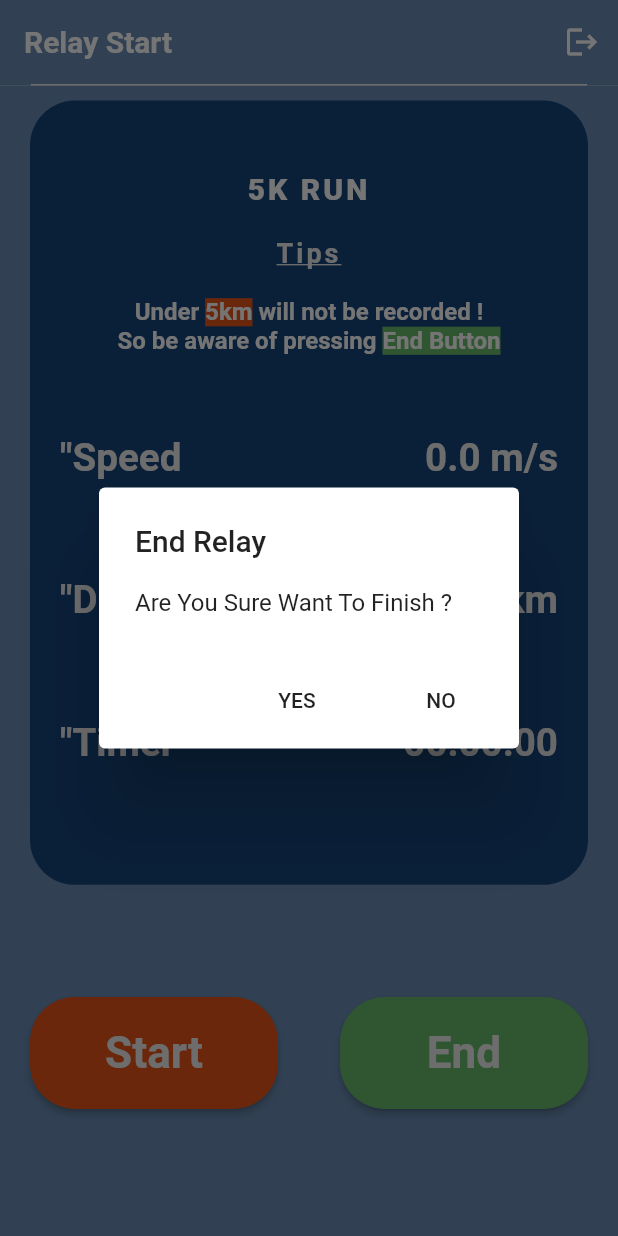
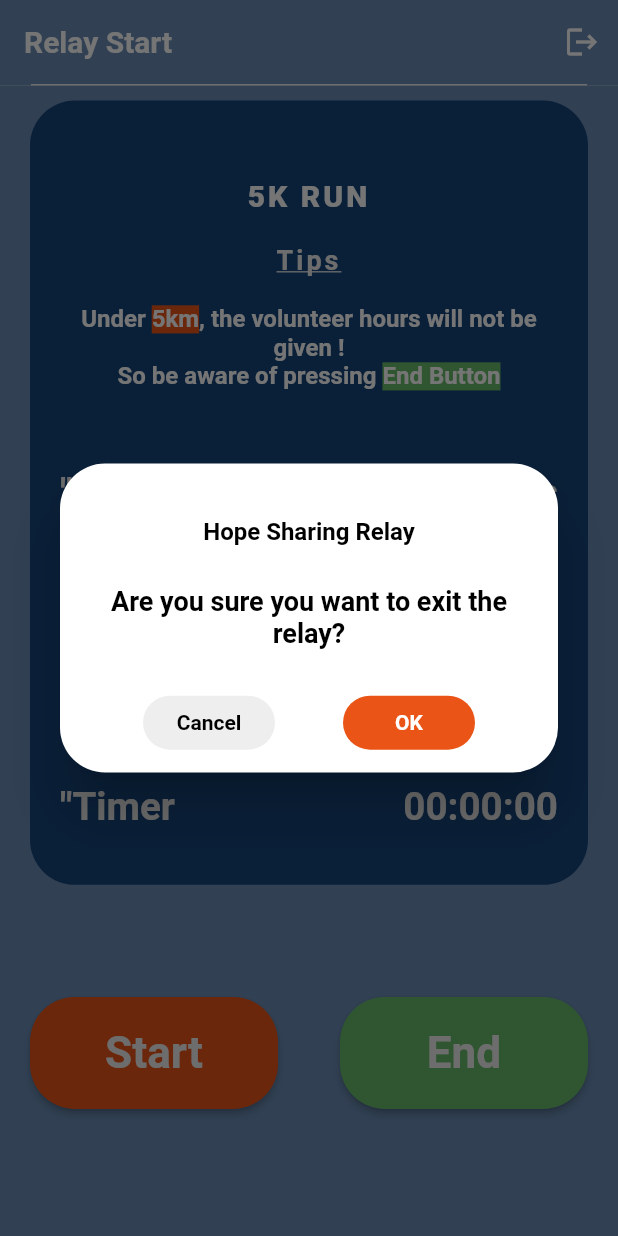
Before and after one commit to seunghwanly/minimarathon, a Flutter app: the MyBackgroundLocation widget shown alone on an empty page, opened directly, after a tap on "End", on a phone screen of 412 x 824 dp. Run offline on Flutter 3.47's test engine with Material 2 defaults, Android fonts, the phone set to English and light mode, and no system bars; our stand-ins replace firebase_auth, firebase_core, firebase_database, flutter_linkify, pin_code_fields, shared_preferences and 1 more; missing offline and left inert: background_location, http_auth, international_phone_input, libphonenumber, loading_animations; accounts and stored records are empty.

Commit message:
Alert custom

```diff
--- a/minimarathon/lib/component/body/relay/background_location.dart
+++ b/minimarathon/lib/component/body/relay/background_location.dart
@@ -1,5 +1,6 @@
 import 'package:background_location/background_location.dart';
 import 'package:flutter/material.dart';
+import 'package:minimarathon/util/custom_dialog.dart';
 import 'dart:math';
 import 'dart:async';
 import '../relay/relay_finish.dart';
@@ -172,8 +173,7 @@ class MyBackgroundLocationState extends State<MyBackgroundLocation> {
                                       flex: 3,
                                       child: RichText(
                                         textAlign: TextAlign.center,
-                                        text: TextSpan(
-                                          children: <TextSpan>[
+                                        text: TextSpan(children: <TextSpan>[
                                           TextSpan(
                                               text: "5K RUN\n",
                                               style: TextStyle(
@@ -186,8 +186,10 @@ class MyBackgroundLocationState extends State<MyBackgroundLocation> {
                                               text: "\nTips\n",
                                               style: TextStyle(
                                                 color: superlight,
-                                                decoration: TextDecoration.underline,
-                                                decorationStyle: TextDecorationStyle.solid,
+                                                decoration:
+                                                    TextDecoration.underline,
+                                                decorationStyle:
+                                                    TextDecorationStyle.solid,
                                                 fontWeight: FontWeight.bold,
                                                 fontSize: 18,
                                                 letterSpacing: 2.0,
@@ -208,14 +210,15 @@ class MyBackgroundLocationState extends State<MyBackgroundLocation> {
                                                 fontSize: 16,
                                               )),
                                           TextSpan(
-                                              text: " will not be recorded !",
+                                              text: ", the volunteer hours will not be given !",
                                               style: TextStyle(
                                                 color: white,
                                                 fontWeight: FontWeight.w600,
                                                 fontSize: 16,
                                               )),
                                           TextSpan(
-                                              text: "\nSo be aware of pressing ",
+                                              text:
+                                                  "\nSo be aware of pressing ",
                                               style: TextStyle(
                                                 color: white,
                                                 fontWeight: FontWeight.w600,
@@ -225,7 +228,8 @@ class MyBackgroundLocationState extends State<MyBackgroundLocation> {
                                               text: "End Button",
                                               style: TextStyle(
                                                 color: white,
-                                                backgroundColor: Colors.green[400],
+                                                backgroundColor:
+                                                    Colors.green[400],
                                                 fontWeight: FontWeight.w600,
                                                 fontSize: 16,
                                               )),
@@ -362,10 +366,10 @@ class MyBackgroundLocationState extends State<MyBackgroundLocation> {
                                           ),
                                         ],
                                       )),
-                                  Expanded(
-                                    flex: 1,
-                                    child: SizedBox(),
-                                  ),
+                                  // Expanded(
+                                  //   flex: 1,
+                                  //   child: SizedBox(),
+                                  // ),
                                 ]),
                           ))),
                   Expanded(
@@ -483,68 +487,11 @@ class MyBackgroundLocationState extends State<MyBackgroundLocation> {
                               flex: 4,
                               child: RaisedButton(
                                   onPressed: () {
-                                    showDialog(
+                                    customAlert(
                                         context: context,
-                                      builder: (BuildContext context) {
-                                        return AlertDialog(
-                                          title: Text('End Relay'),
-                                          content: Text(
-                                              "Are You Sure Want To Finish ?"),
-                                          actions: <Widget>[
-                                            FlatButton(
-                                              child: Text("YES"),
-                                              onPressed: () {
-                                                //Put your code here which you want to execute on Yes button click.
-                                                Navigator.of(context).pop();
-                                                if (_start != 0) {
-                                                  isStart = false;
-                                                  _timer.cancel();
-                                                  writeData();
-                                                }
-
-                                                //이 거리만큼 이동시에 Finish_Relay 으로 이동.
-                                                //테스팅용
-                                                //실제에서는 if(totalDistance > 3500)
-                                                //if (totalDistance > 3500) {
-                                                //if (_start > 5) {
-                                                Route route = MaterialPageRoute(
-                                                    builder: (context) =>
-                                                        RelayFinish(
-                                                          recordTime: _start,
-                                                          totalDistance:
-                                                              totalDistance,
-                                                          teamName:
-                                                              widget.teamName,
-                                                          userName:
-                                                              widget.userName,
-                                                        ));
-
-                                                Navigator.pushReplacement(
-                                                    context, route);
-                                                // }
-
-                                                BackgroundLocation
-                                                    .stopLocationService();
-                                              },
-                                            ),
-                                            FlatButton(
-                                              child: Text("NO"),
-                                              onPressed: () {
-                                                //Put your code here which you want to execute on No button click.
-                                                Navigator.of(context).pop();
-                                              },
-                                            ),
-                                            // FlatButton(
-                                            //   child: Text("CANCEL"),
-                                            //   onPressed: () {
-                                            //     //Put your code here which you want to execute on Cancel button click.
-                                            //     Navigator.of(context).pop();
-                                            //   },
-                                            // ),
-                                          ],
-                                        );
-                                      },
-                                    );
+                                        str:
+                                            "Are you sure you want to exit the relay?",
+                                        function: () => handleDialogYes());
                                   },
                                   shape: RoundedRectangleBorder(
                                     borderRadius: BorderRadius.circular(30),
@@ -581,6 +528,32 @@ class MyBackgroundLocationState extends State<MyBackgroundLocation> {
                     child: SizedBox(),
                   ),
                 ]))));
+  }
+
+  void handleDialogYes() {
+    Navigator.of(context).pop();
+    if (_start != 0) {
+      isStart = false;
+      _timer.cancel();
+      writeData();
+    }
+    //이 거리만큼 이동시에 Finish_Relay 으로 이동.
+    //테스팅용
+    //실제에서는 if(totalDistance > 3500)
+    //if (totalDistance > 3500) {
+    //if (_start > 5) {
+    Route route = MaterialPageRoute(
+        builder: (context) => RelayFinish(
+              recordTime: _start,
+              totalDistance: totalDistance,
+              teamName: widget.teamName,
+              userName: widget.userName,
+            ));
+
+    Navigator.pushReplacement(context, route);
+    // }
+
+    BackgroundLocation.stopLocationService();
   }
 
   Widget locationData(String data) {
--- a/minimarathon/lib/component/body/relay/relay_finish.dart
+++ b/minimarathon/lib/component/body/relay/relay_finish.dart
@@ -119,7 +119,7 @@ class RelayFinishState extends State<RelayFinish> {
   @override
   Widget build(BuildContext context) {
     return CustomHeader(
-        title: "Finish Marathon",
+        title: "Relay Finish",
         body: new Center(
           child: Column(
             mainAxisAlignment: MainAxisAlignment.center,
--- a/minimarathon/lib/component/header/header.dart
+++ b/minimarathon/lib/component/header/header.dart
@@ -44,7 +44,7 @@ class CustomHeader extends StatelessWidget {
                   color: white, fontWeight: FontWeight.bold, fontSize: 20.0)),
           actions: [
             IconButton(icon: Icon(Icons.logout, color: white), onPressed: () {
-              customAlert(context: context, function: () {_signOut(context);});
+              customAlert(context: context, function: () {_signOut(context);}, str: "Would you like to sign out?");
             })
           ],
         ),
--- a/minimarathon/lib/util/custom_dialog.dart
+++ b/minimarathon/lib/util/custom_dialog.dart
@@ -89,10 +89,10 @@ customAlert({BuildContext context, final function, String str}) {
             height: MediaQuery.of(context).size.height / 4,
             padding: EdgeInsets.all(10.0),
             child: Column(
-              mainAxisAlignment: MainAxisAlignment.center,
+              mainAxisAlignment: MainAxisAlignment.spaceEvenly,
               children: [
                 Expanded(
-                  flex: 4,
+                  flex: 3,
                   child: Column(
                     mainAxisAlignment: MainAxisAlignment.spaceEvenly,
                     children: [
```
Also changed, not shown: minimarathon/lib/component/body/relay/relay_start.dart (+23 -14 lines). Lines whose indentation alone changed are shown as unchanged.
